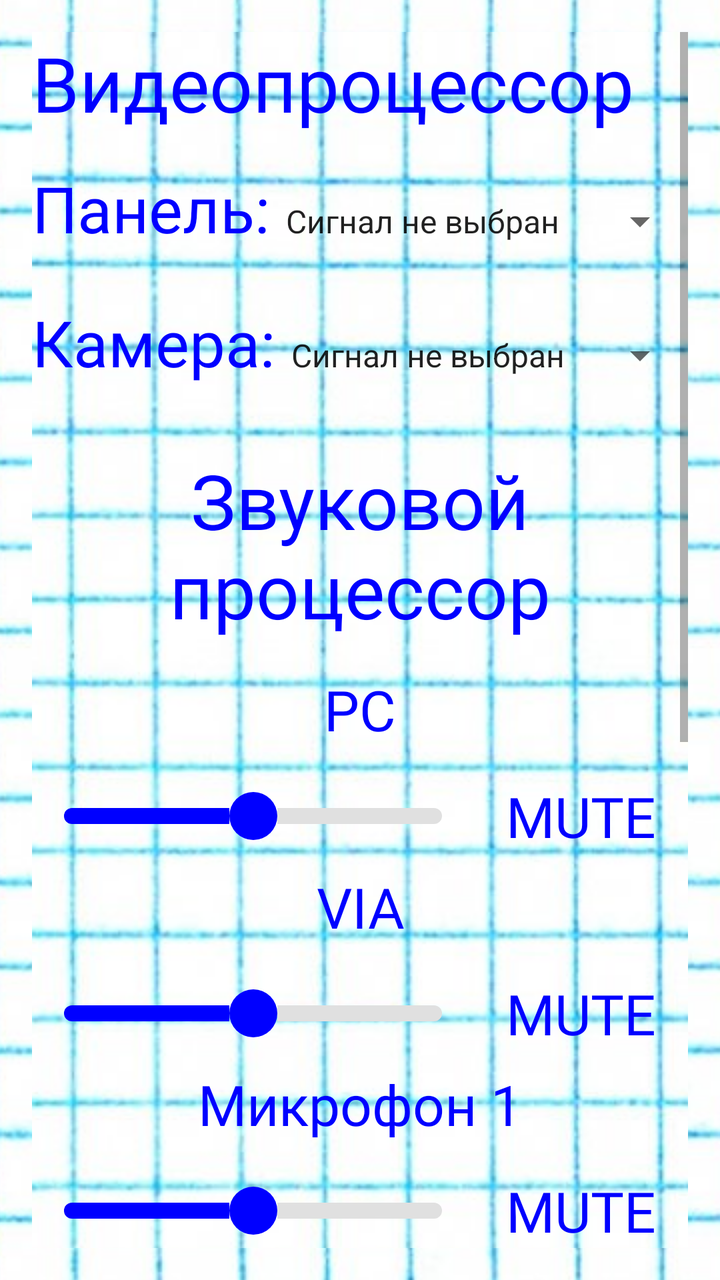
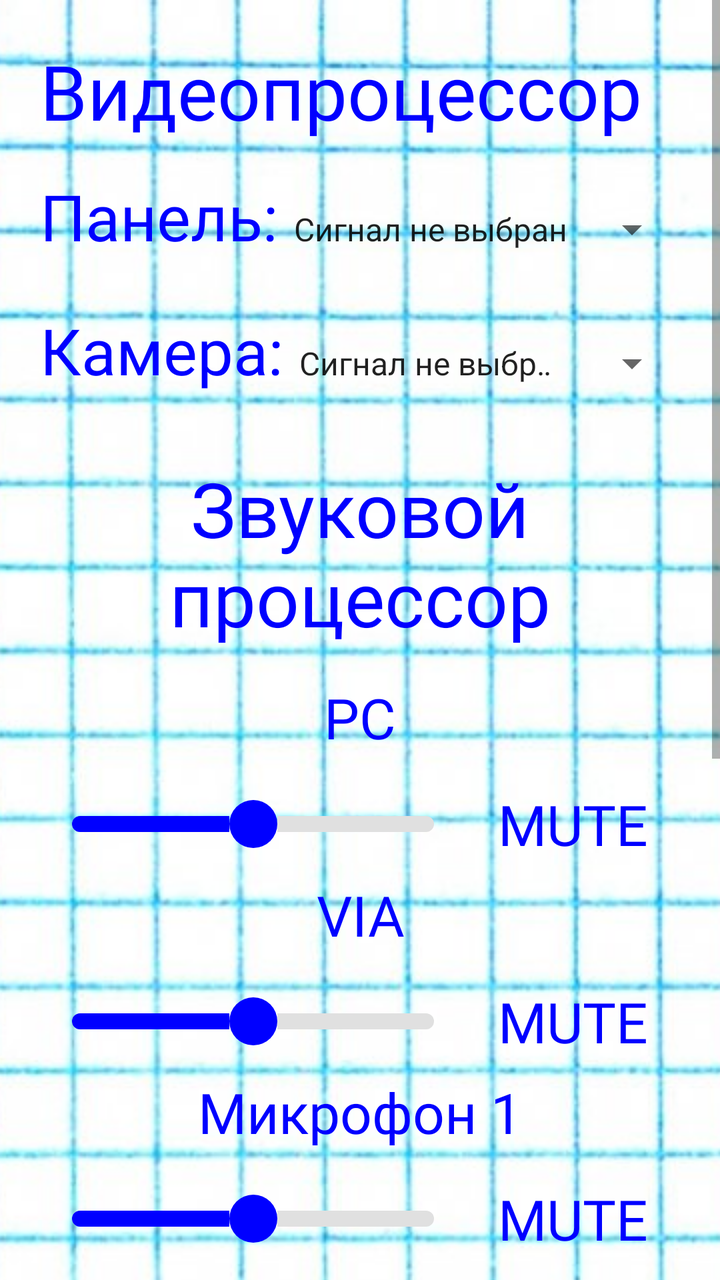

Two renders of the same Android screen: before a commit and after it. Below are the layout's source before the change and the commit's diff.
<!-- AndroidManifest.xml: application theme Theme.AppCompat.Light.DarkActionBar -->
<!-- res/layout/activity_control.xml -->
<?xml version="1.0" encoding="utf-8"?>
<ScrollView xmlns:android="http://schemas.android.com/apk/res/android"
    android:layout_width="match_parent"
    android:layout_height="match_parent"
    android:padding="16dp"
    android:background="@drawable/background">

    <LinearLayout
        android:layout_width="match_parent"
        android:layout_height="wrap_content"
        android:orientation="vertical"
        android:background="@drawable/background">

        
        <LinearLayout
            android:layout_width="match_parent"
            android:layout_height="wrap_content"
            android:orientation="vertical"
            android:paddingBottom="16dp">

            <TextView
                android:layout_width="wrap_content"
                android:layout_height="wrap_content"
                android:text="Видеопроцессор"
                android:textSize="38sp"
                android:gravity="center"
                android:textColor="#0000FF"
                android:fontFamily="@font/bohema_pink"
                android:paddingBottom="16dp"
                android:autoSizeTextType="uniform"
                android:autoSizeMinTextSize="24sp"
                android:autoSizeMaxTextSize="48sp"
                android:autoSizeStepGranularity="2sp" />

            
            <LinearLayout
                android:layout_width="match_parent"
                android:layout_height="wrap_content"
                android:orientation="horizontal"
                android:paddingBottom="8dp">

                <TextView
                    android:layout_width="wrap_content"
                    android:layout_height="wrap_content"
                    android:text="Панель:"
                    android:textSize="32sp"
                    android:gravity="center"
                    android:textColor="#0000FF"
                    android:fontFamily="@font/bohema_pink"
                    android:paddingBottom="16dp"
                    android:autoSizeTextType="uniform"
                    android:autoSizeMinTextSize="24sp"
                    android:autoSizeMaxTextSize="48sp"
                    android:autoSizeStepGranularity="2sp" />

                <Spinner
                    android:id="@+id/spinner_video_output_panel"
                    android:layout_width="0dp"
                    android:layout_height="wrap_content"
                    android:layout_weight="1"
                    android:prompt="@string/video_input"
                    android:entries="@array/video_inputs" />
            </LinearLayout>

            
            <LinearLayout
                android:layout_width="match_parent"
                android:layout_height="wrap_content"
                android:orientation="horizontal">

                <TextView
                    android:layout_width="wrap_content"
                    android:layout_height="wrap_content"
                    android:text="Камера:"
                    android:textSize="32sp"
                    android:gravity="center"
                    android:textColor="#0000FF"
                    android:fontFamily="@font/bohema_pink"
                    android:paddingBottom="16dp"
                    android:autoSizeTextType="uniform"
                    android:autoSizeMinTextSize="24sp"
                    android:autoSizeMaxTextSize="48sp"
                    android:autoSizeStepGranularity="2sp" />

                <Spinner
                    android:id="@+id/spinner_video_output_camera"
                    android:layout_width="0dp"
                    android:layout_height="wrap_content"
                    android:layout_weight="1"
                    android:prompt="@string/video_input"
                    android:entries="@array/video_inputs" />
            </LinearLayout>
        </LinearLayout>

        
        <LinearLayout
            android:layout_width="match_parent"
            android:layout_height="wrap_content"
            android:orientation="vertical"
            android:paddingBottom="16dp">

            <TextView
                android:layout_width="wrap_content"
                android:layout_height="wrap_content"
                android:text="Звуковой процессор"
                android:textSize="38sp"
                android:gravity="center"
                android:textColor="#0000FF"
                android:fontFamily="@font/bohema_pink"
                android:paddingBottom="16dp"
                android:autoSizeTextType="uniform"
                android:autoSizeMinTextSize="24sp"
                android:autoSizeMaxTextSize="48sp"
                android:autoSizeStepGranularity="2sp" />

            
            <LinearLayout
                android:layout_width="match_parent"
                android:layout_height="wrap_content"
                android:orientation="vertical"
                android:paddingBottom="8dp">

                
                <TextView
                    android:layout_width="match_parent"
                    android:layout_height="wrap_content"
                    android:text="PC"
                    android:textSize="28sp"
                    android:gravity="center"
                    android:textColor="#0000FF"
                    android:fontFamily="@font/bohema_pink"
                    android:paddingBottom="16dp"
                    android:autoSizeTextType="uniform"
                    android:autoSizeMinTextSize="24sp"
                    android:autoSizeMaxTextSize="48sp"
                    android:autoSizeStepGranularity="2sp" />

                
                <LinearLayout
                    android:layout_width="match_parent"
                    android:layout_height="wrap_content"
                    android:orientation="horizontal">

                    
                    <SeekBar
                        android:id="@+id/seekBar_volume_pc"
                        android:layout_width="0dp"
                        android:layout_height="wrap_content"
                        android:layout_weight="1"
                        android:max="100"
                        android:progress="50"
                        style="@style/CustomSeekBar"
                        android:layout_gravity="center_vertical" />

                    
                    <TextView
                        android:id="@+id/text_mute_pc"
                        android:layout_width="wrap_content"
                        android:layout_height="wrap_content"
                        android:text="MUTE"
                        android:textSize="28sp"
                        android:gravity="center"
                        android:textColor="#0000FF"
                        android:fontFamily="@font/bohema_pink"
                        android:paddingLeft="16dp"
                        android:paddingRight="16dp"
                        android:clickable="true"
                        android:focusable="true" />
                </LinearLayout>
            </LinearLayout>

            
            <LinearLayout
                android:layout_width="match_parent"
                android:layout_height="wrap_content"
                android:orientation="vertical"
                android:paddingBottom="8dp">

                
                <TextView
                    android:layout_width="match_parent"
                    android:layout_height="wrap_content"
                    android:text="VIA"
                    android:textSize="28sp"
                    android:gravity="center"
                    android:textColor="#0000FF"
                    android:fontFamily="@font/bohema_pink"
                    android:paddingBottom="16dp"
                    android:autoSizeTextType="uniform"
                    android:autoSizeMinTextSize="24sp"
                    android:autoSizeMaxTextSize="48sp"
                    android:autoSizeStepGranularity="2sp" />

                
                <LinearLayout
                    android:layout_width="match_parent"
                    android:layout_height="wrap_content"
                    android:orientation="horizontal">

                    
                    <SeekBar
                        android:id="@+id/seekBar_volume_via"
                        android:layout_width="0dp"
                        android:layout_height="wrap_content"
                        android:layout_weight="1"
                        android:max="100"
                        android:progress="50"
                        style="@style/CustomSeekBar"
                        android:layout_gravity="center_vertical" />

                    
                    <TextView
                        android:id="@+id/text_mute_via"
                        android:layout_width="wrap_content"
                        android:layout_height="wrap_content"
                        android:text="MUTE"
                        android:textSize="28sp"
                        android:gravity="center"
                        android:textColor="#0000FF"
                        android:fontFamily="@font/bohema_pink"
                        android:paddingLeft="16dp"
                        android:paddingRight="16dp"
                        android:clickable="true"
                        android:focusable="true" />
                </LinearLayout>
            </LinearLayout>

            
            <LinearLayout
                android:layout_width="match_parent"
                android:layout_height="wrap_content"
                android:orientation="vertical"
                android:paddingBottom="8dp">

                
                <TextView
                    android:layout_width="match_parent"
                    android:layout_height="wrap_content"
                    android:text="Микрофон 1"
                    android:textSize="28sp"
                    android:gravity="center"
                    android:textColor="#0000FF"
                    android:fontFamily="@font/bohema_pink"
                    android:paddingBottom="16dp"
                    android:autoSizeTextType="uniform"
                    android:autoSizeMinTextSize="24sp"
                    android:autoSizeMaxTextSize="48sp"
                    android:autoSizeStepGranularity="2sp" />

                
                <LinearLayout
                    android:layout_width="match_parent"
                    android:layout_height="wrap_content"
                    android:orientation="horizontal">

                    
                    <SeekBar
                        android:id="@+id/seekBar_volume_microphone_1"
                        android:layout_width="0dp"
                        android:layout_height="wrap_content"
                        android:layout_weight="1"
                        android:max="100"
                        android:progress="50"
                        style="@style/CustomSeekBar"
                        android:layout_gravity="center_vertical" />

                    
                    <TextView
                        android:id="@+id/text_mute_microphone_1"
                        android:layout_width="wrap_content"
                        android:layout_height="wrap_content"
                        android:text="MUTE"
                        android:textSize="28sp"
                        android:gravity="center"
                        android:textColor="#0000FF"
                        android:fontFamily="@font/bohema_pink"
                        android:paddingLeft="16dp"
                        android:paddingRight="16dp"
                        android:clickable="true"
                        android:focusable="true" />
                </LinearLayout>
            </LinearLayout>

            
            <LinearLayout
                android:layout_width="match_parent"
                android:layout_height="wrap_content"
                android:orientation="vertical"
                android:paddingBottom="8dp">

                
                <TextView
                    android:layout_width="match_parent"
                    android:layout_height="wrap_content"
                    android:text="Микрофон 2"
                    android:textSize="28sp"
                    android:gravity="center"
                    android:textColor="#0000FF"
                    android:fontFamily="@font/bohema_pink"
                    android:paddingBottom="16dp"
                    android:autoSizeTextType="uniform"
                    android:autoSizeMinTextSize="24sp"
                    android:autoSizeMaxTextSize="48sp"
                    android:autoSizeStepGranularity="2sp" />

                
                <LinearLayout
                    android:layout_width="match_parent"
                    android:layout_height="wrap_content"
                    android:orientation="horizontal">

                    
                    <SeekBar
                        android:id="@+id/seekBar_volume_microphone_2"
                        android:layout_width="0dp"
                        android:layout_height="wrap_content"
                        android:layout_weight="1"
                        android:max="100"
                        android:progress="50"
                        style="@style/CustomSeekBar"
                        android:layout_gravity="center_vertical" />

                    
                    <TextView
                        android:id="@+id/text_mute_microphone_2"
                        android:layout_width="wrap_content"
                        android:layout_height="wrap_content"
                        android:text="MUTE"
                        android:textSize="28sp"
                        android:gravity="center"
                        android:textColor="#0000FF"
                        android:fontFamily="@font/bohema_pink"
                        android:paddingLeft="16dp"
                        android:paddingRight="16dp"
                        android:clickable="true"
                        android:focusable="true" />
                </LinearLayout>
            </LinearLayout>

            
            <LinearLayout
                android:layout_width="match_parent"
                android:layout_height="wrap_content"
                android:orientation="vertical"
                android:paddingBottom="8dp">

                
                <TextView
                    android:layout_width="match_parent"
                    android:layout_height="wrap_content"
                    android:text="Микрофон 3"
                    android:textSize="28sp"
                    android:gravity="center"
                    android:textColor="#0000FF"
                    android:fontFamily="@font/bohema_pink"
                    android:paddingBottom="16dp"
                    android:autoSizeTextType="uniform"
                    android:autoSizeMinTextSize="24sp"
                    android:autoSizeMaxTextSize="48sp"
                    android:autoSizeStepGranularity="2sp" />

                
                <LinearLayout
                    android:layout_width="match_parent"
                    android:layout_height="wrap_content"
                    android:orientation="horizontal">

                    
                    <SeekBar
                        android:id="@+id/seekBar_volume_microphone_3"
                        android:layout_width="0dp"
                        android:layout_height="wrap_content"
                        android:layout_weight="1"
                        android:max="100"
                        android:progress="50"
                        style="@style/CustomSeekBar"
                        android:layout_gravity="center_vertical" />

                    
                    <TextView
                        android:id="@+id/text_mute_microphone_3"
                        android:layout_width="wrap_content"
                        android:layout_height="wrap_content"
                        android:text="MUTE"
                        android:textSize="28sp"
                        android:gravity="center"
                        android:textColor="#0000FF"
                        android:fontFamily="@font/bohema_pink"
                        android:paddingLeft="16dp"
                        android:paddingRight="16dp"
                        android:clickable="true"
                        android:focusable="true" />
                </LinearLayout>
            </LinearLayout>
        </LinearLayout>

        
        <LinearLayout
            android:layout_width="match_parent"
            android:layout_height="wrap_content"
            android:orientation="vertical"
            android:paddingTop="8dp">

            
            <TextView
                android:id="@+id/text_camera_1"
                android:layout_width="match_parent"
                android:layout_height="wrap_content"
                android:text="Камера 1"
                android:textSize="28sp"
                android:gravity="center"
                android:textColor="#0000FF"
                android:fontFamily="@font/bohema_pink"
                android:padding="16dp"
                android:clickable="true"
                android:focusable="true" />

            
            <TextView
                android:id="@+id/text_camera_2"
                android:layout_width="match_parent"
                android:layout_height="wrap_content"
                android:text="Камера 2"
                android:textSize="28sp"
                android:gravity="center"
                android:textColor="#0000FF"
                android:fontFamily="@font/bohema_pink"
                android:padding="16dp"
                android:clickable="true"
                android:focusable="true" />
        </LinearLayout>

    </LinearLayout>
</ScrollView>
<!-- resources referenced by this layout -->
<resources>
  <string-array name="video_inputs">
          <item>Сигнал не выбран</item> 
          <item>VIA</item>
          <item>PC</item>
          <item>Камера 1</item>
          <item>Камера 2</item>
      </string-array>
  <!-- drawable background (drawable) -->
  <bitmap
      xmlns:android="http://schemas.android.com/apk/res/android"
      android:src="@drawable/background_image"
      android:gravity="center"
      android:tileMode="disabled" />
  <string name="video_input">Выберите вход</string>
  <style name="CustomSeekBar">
          <item name="android:progressDrawable">@drawable/progress_custom</item>
          <item name="android:thumb">@drawable/thumb_custom</item>
          <item name="android:maxHeight">8dp</item> 
          <item name="android:minHeight">8dp</item> 
      </style>
  <!-- drawable background_image: png bitmap (drawable, 322341 bytes) -->
  <!-- drawable progress_custom (drawable) -->
  <layer-list xmlns:android="http://schemas.android.com/apk/res/android">
      
      <item android:id="@android:id/background">
          <shape>
              <solid android:color="#E0E0E0" /> 
              <corners android:radius="4dp" />
          </shape>
      </item>
  
      
      <item android:id="@android:id/progress">
          <clip>
              <shape>
                  <solid android:color="#0000FF" /> 
                  <corners android:radius="4dp" />
              </shape>
          </clip>
      </item>
  </layer-list>
  <!-- drawable thumb_custom (drawable) -->
  <shape xmlns:android="http://schemas.android.com/apk/res/android"
      android:shape="oval">
      <solid android:color="#0000FF" />
      <size
          android:width="24dp"
          android:height="24dp" />
  </shape>
</resources>

<!-- the commit's change to res/layout/activity_control.xml (unified diff, before → after) -->
@@ -2,13 +2,13 @@
 <ScrollView xmlns:android="http://schemas.android.com/apk/res/android"
     android:layout_width="match_parent"
     android:layout_height="match_parent"
-    android:padding="16dp"
     android:background="@drawable/background">
 
     <LinearLayout
         android:layout_width="match_parent"
         android:layout_height="wrap_content"
         android:orientation="vertical"
+        android:padding="20dp"
         android:background="@drawable/background">
 
         
